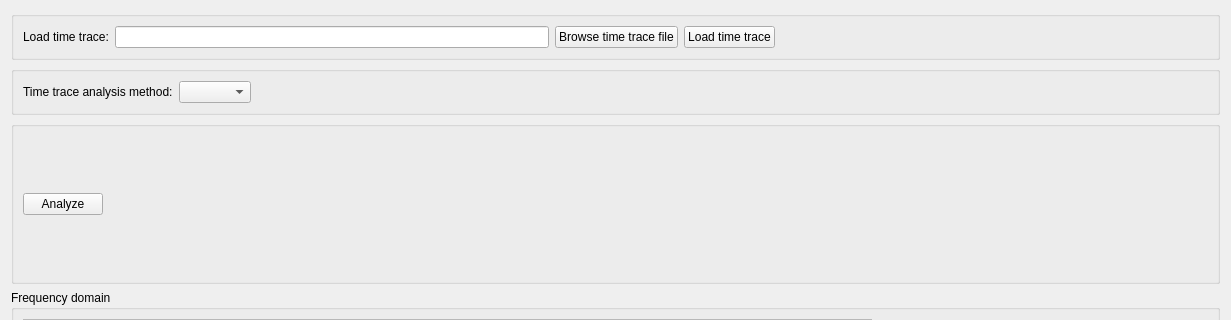
This is src/qudi/gui/qdyne/ui/time_trace_analysis_widget.ui in Ulm-IQO/qudi-iqo-modules as Qt 5 draws it before an edit; both pictures show x 0 to 1231 and y 0 to 320 of the 1231 by 703 pixel window. The edited form follows.
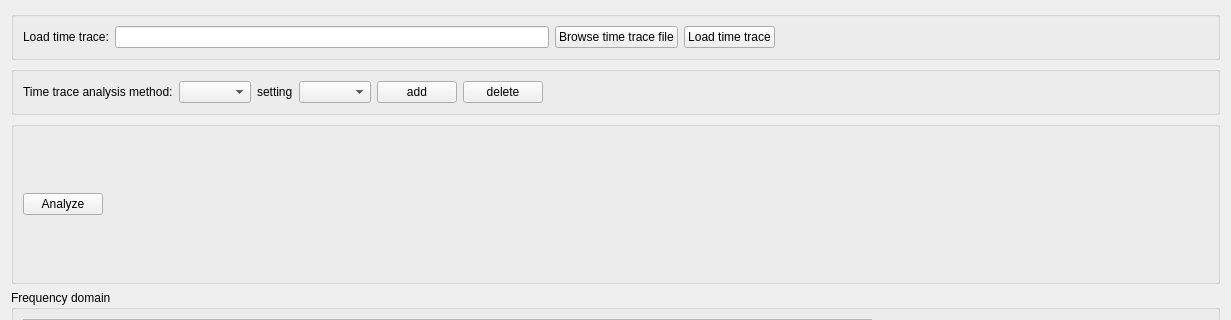
This is the edited form. Custom widgets are drawn as their Qt base class.

Commit message: settings connected

Patch:
```diff
--- a/src/qudi/gui/qdyne/ui/time_trace_analysis_widget.ui
+++ b/src/qudi/gui/qdyne/ui/time_trace_analysis_widget.ui
@@ -13,7 +13,7 @@
   <property name="windowTitle">
    <string>Form</string>
   </property>
-  <layout class="QVBoxLayout" name="verticalLayout_3" stretch="0,0,1,1">
+  <layout class="QVBoxLayout" name="verticalLayout_3" stretch="0,0,1,1,0">
    <item>
     <widget class="QGroupBox" name="tta_loadtt_gridGroupBox">
      <layout class="QGridLayout" name="gridLayout_0">
@@ -66,8 +66,12 @@
      <layout class="QGridLayout" name="gridLayout_10">
       <item row="0" column="0">
        <layout class="QGridLayout" name="tta_method_gridLayout">
-        <item row="0" column="1">
-         <widget class="QComboBox" name="tta_method_comboBox"/>
+        <item row="0" column="4">
+         <widget class="QPushButton" name="tta_setting_add_pushButton">
+          <property name="text">
+           <string>add</string>
+          </property>
+         </widget>
         </item>
         <item row="0" column="0">
          <widget class="QLabel" name="tta_method_label">
@@ -77,6 +81,13 @@
          </widget>
         </item>
         <item row="0" column="2">
+         <widget class="QLabel" name="tta_setting_label">
+          <property name="text">
+           <string>setting</string>
+          </property>
+         </widget>
+        </item>
+        <item row="0" column="6">
          <spacer name="tta_method_horizontalSpacer">
           <property name="orientation">
            <enum>Qt::Horizontal</enum>
@@ -89,6 +100,19 @@
           </property>
          </spacer>
         </item>
+        <item row="0" column="1">
+         <widget class="QComboBox" name="tta_method_comboBox"/>
+        </item>
+        <item row="0" column="3">
+         <widget class="QComboBox" name="tta_setting_comboBox"/>
+        </item>
+        <item row="0" column="5">
+         <widget class="QPushButton" name="tta_setting_delete_pushButton">
+          <property name="text">
+           <string>delete</string>
+          </property>
+         </widget>
+        </item>
        </layout>
       </item>
       <item row="4" column="0">
```
The commit also changes 5 other files.
